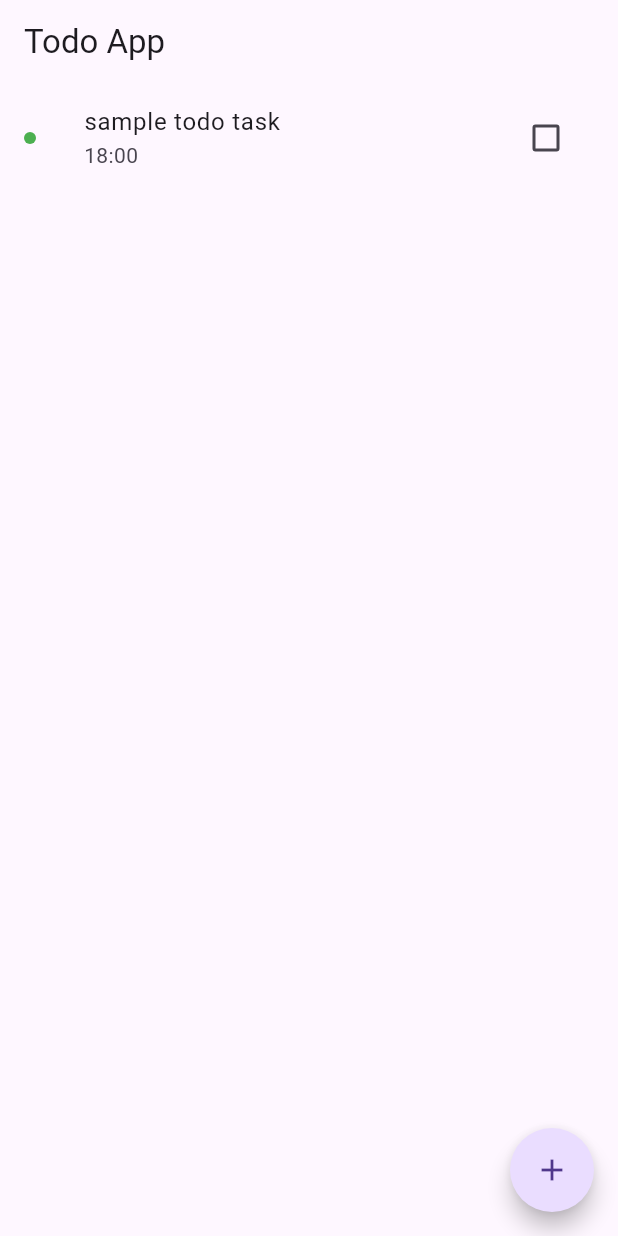
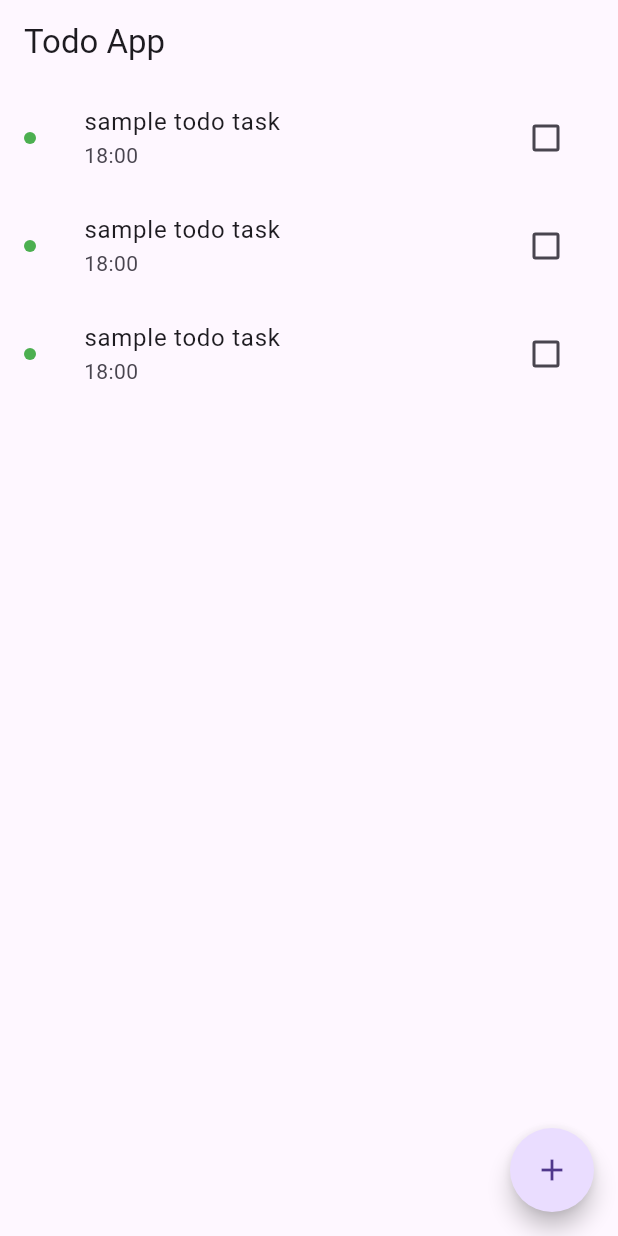
Before and after one commit to KyoyaIwatsuru/flutter_study_2025, a Flutter app: the screen it shows after launch, on a phone screen of 412 x 824 dp. Run offline on Flutter 3.47's test engine with Material 3 defaults, Android fonts, the phone set to English and light mode, and no system bars.

Commit message:
feat: 一覧画面のUI作成

```diff
--- /dev/null
+++ b/lib/components/todo_tile.dart
@@ -0,0 +1,21 @@
+import 'package:flutter/material.dart';
+
+class TodoTile extends StatelessWidget {
+  const TodoTile({super.key});
+
+  @override
+  Widget build(BuildContext context) {
+    return ListTile(
+      leading: const CircleAvatar(
+        radius: 4,
+        backgroundColor: Colors.green,
+      ),
+      title: const Text('sample todo task'),
+      subtitle: const Text('18:00'),
+      trailing: Checkbox(
+        value: false,
+        onChanged: (value) {}
+      ),
+    );
+  }
+}
--- a/lib/main.dart
+++ b/lib/main.dart
@@ -1,4 +1,5 @@
 import 'package:flutter/material.dart';
+import 'package:flutter_study_2025/components/todo_tile.dart';
 
 void main() {
   runApp(MyApp());
@@ -23,19 +24,10 @@
     return Scaffold(
       appBar: AppBar(title: Text('Todo App'),),
       body: ListView(
-        children: [
-          ListTile(
-            leading: const CircleAvatar(
-              radius: 4,
-              backgroundColor: Colors.green,
-            ),
-            title: const Text('sample todo task'),
-            subtitle: const Text('18:00'),
-            trailing: Checkbox(
-              value: false,
-              onChanged: (value) {}
-            ),
-          )
+        children: const [
+          TodoTile(),
+          TodoTile(),
+          TodoTile(),
         ]
       ),
       floatingActionButton: FloatingActionButton(
```
